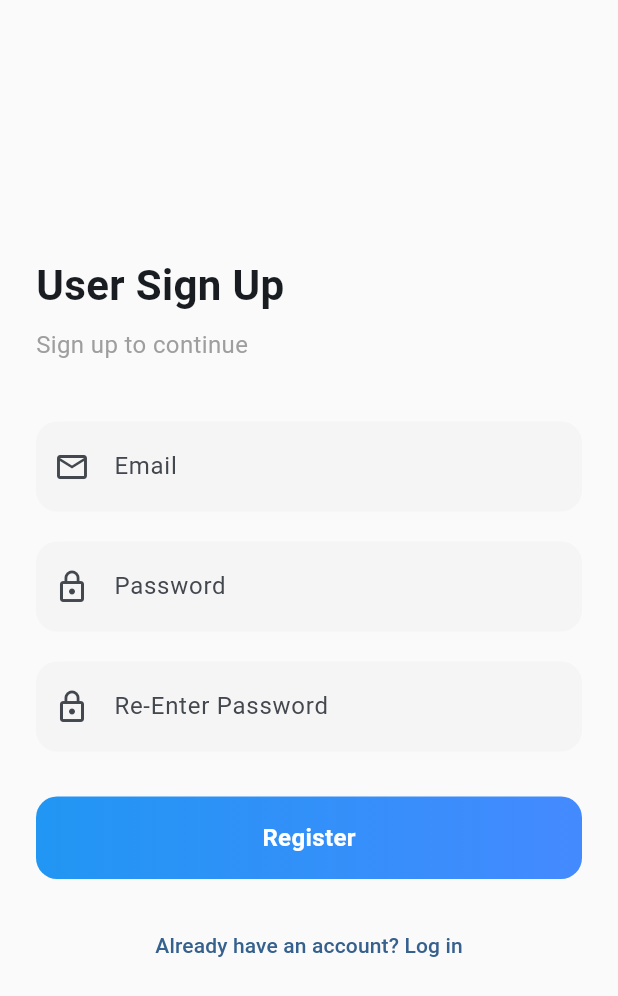
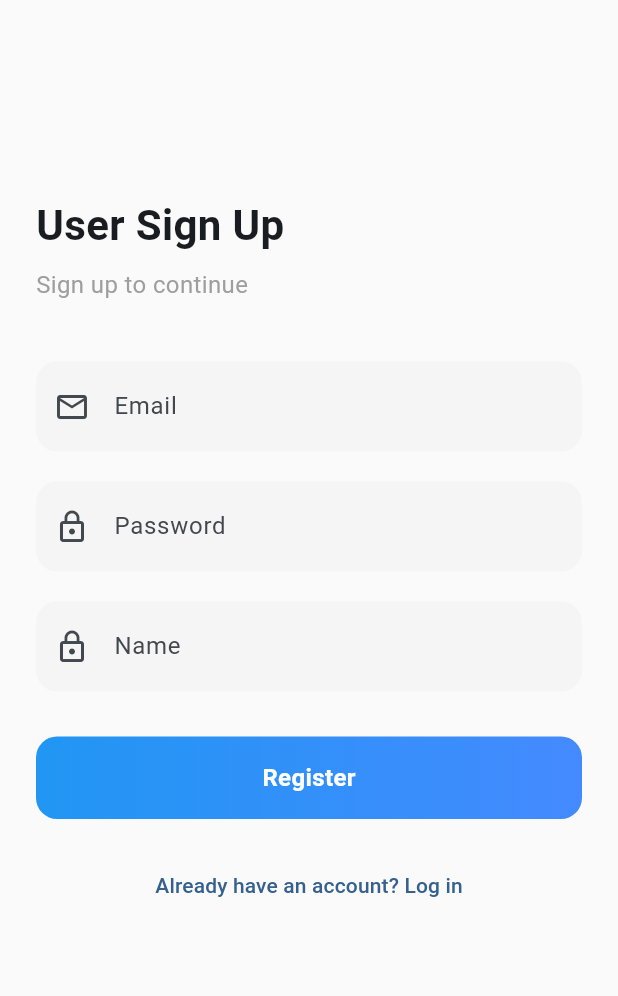
Before and after one commit to NibinBiju/lucidplus_machine_task, a Flutter app: the screen it shows after launch, after a tap on "Don't have an account? Sign Up", on a phone screen of 412 x 824 dp. Shown: the top 996 px of the screen. Run offline on Flutter 3.47's test engine with Material 3 defaults, Android fonts, the phone set to English and light mode, and no system bars; our stand-ins replace cloud_firestore, connectivity_plus, dartz, dio, firebase_auth, firebase_core and 3 more; accounts and stored records are empty; network calls fail.

Commit message:
Refactor AuthSourceImplementation constructor and enhance error handling; update SiginUpPage layout for better usability

```diff
--- a/lib/features/auth/presentation/pages/login_page.dart
+++ b/lib/features/auth/presentation/pages/login_page.dart
@@ -18,6 +18,7 @@ class LoginPage extends StatelessWidget {
   @override
   Widget build(BuildContext context) {
     return Scaffold(
+      resizeToAvoidBottomInset: true,
       body: SafeArea(
         child: Padding(
           padding: const EdgeInsets.symmetric(horizontal: 24),
--- a/lib/features/auth/presentation/pages/sigin_up_page.dart
+++ b/lib/features/auth/presentation/pages/sigin_up_page.dart
@@ -20,12 +20,14 @@ class SiginUpPage extends StatelessWidget {
   Widget build(BuildContext context) {
     return Scaffold(
       body: SafeArea(
+        child: SingleChildScrollView(
           child: Padding(
             padding: const EdgeInsets.symmetric(horizontal: 24),
             child: Column(
               mainAxisAlignment: MainAxisAlignment.center,
               crossAxisAlignment: CrossAxisAlignment.start,
               children: [
+                const SizedBox(height: 130),
                 const Text(
                   "User Sign Up",
                   style: TextStyle(fontSize: 28, fontWeight: FontWeight.bold),
@@ -54,9 +56,9 @@ class SiginUpPage extends StatelessWidget {
 
                 CustomTextField(
                   textEditingController: _nameTextEditController,
-                hintText: "Re-Enter Password",
+                  hintText: "Name",
                   icon: Icons.lock_outline,
-                isPassword: true,
+                  isPassword: false,
                 ),
                 const SizedBox(height: 30),
 
@@ -87,6 +89,7 @@ class SiginUpPage extends StatelessWidget {
             ),
           ),
         ),
+      ),
     );
   }
 }
```
Also changed, not shown: lib/features/auth/data/source/auth_source.dart (+7 -2 lines). Lines whose indentation alone changed are shown as unchanged.
